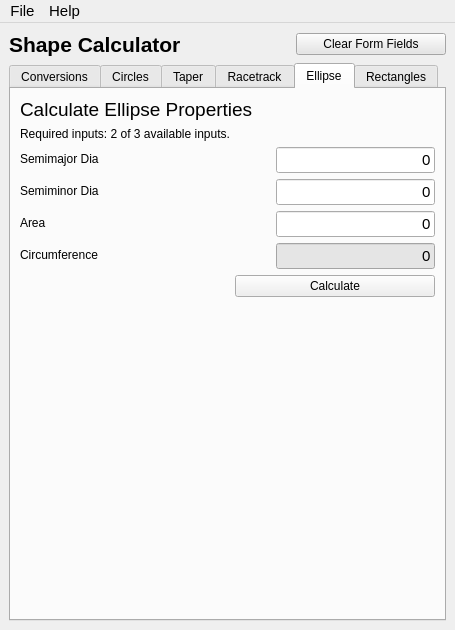
evereux/Shape_Calculator, file application/pyqt_ui/uiFormTabs.ui: the form before one commit.
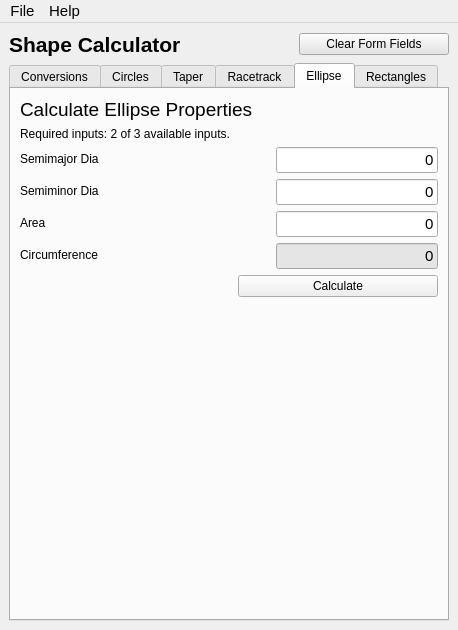
The form after the commit. Icons and pictures are not drawn.

Commit message: changed default width so all tabs are visible

The edit to the form file:
```diff
--- a/application/pyqt_ui/uiFormTabs.ui
+++ b/application/pyqt_ui/uiFormTabs.ui
@@ -6,7 +6,7 @@
    <rect>
     <x>0</x>
     <y>0</y>
-    <width>455</width>
+    <width>458</width>
     <height>630</height>
    </rect>
   </property>
@@ -2293,7 +2293,7 @@
     <rect>
      <x>0</x>
      <y>0</y>
-     <width>455</width>
+     <width>458</width>
      <height>21</height>
     </rect>
    </property>
```
The commit also changes 2 other files.
